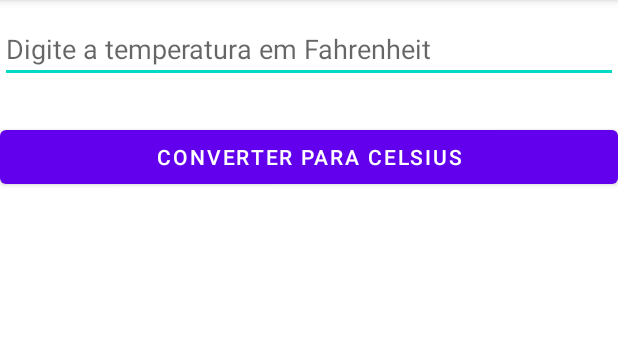
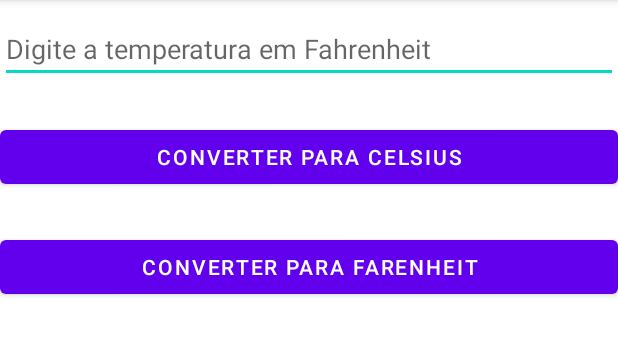
Before and after one commit to Scattered8Dream/teste, an Android app: the screen it shows after launch (MainActivity), after a tap on "CONVERTER PARA CELSIUS", on a phone screen of 412 x 824 dp, the part 84-439 px from its top. Run offline under Robolectric (Android 15) with nearby library versions, the phone set to English and light mode, and no system bars.

Commit message:
versão 2

```diff
--- /dev/null
+++ b/app/src/main/java/br/edu/ifsp/app2_conversortemperatura/FarenStrategy.java
@@ -0,0 +1,16 @@
+package br.edu.ifsp.app2_conversortemperatura;
+
+public class FarenStrategy implements ConversorTemperatura {
+    private static final FarenStrategy farenStrategy = new FarenStrategy();
+
+    public static FarenStrategy getInstance(){
+        return farenStrategy;
+    }
+
+    @Override
+    public Double getConversion(Double temp) {
+        Double value;
+        value = (1.8*temp)+32;
+        return value;
+    }
+}
--- a/app/src/main/java/br/edu/ifsp/app2_conversortemperatura/MainActivity.java
+++ b/app/src/main/java/br/edu/ifsp/app2_conversortemperatura/MainActivity.java
@@ -9,15 +9,17 @@ import android.widget.EditText;
 import android.widget.TextView;
 import android.widget.Toast;
 import br.edu.ifsp.app2_conversortemperatura.CelsiusStrategy;
+import br.edu.ifsp.app2_conversortemperatura.FarenStrategy;
 
 public class MainActivity extends AppCompatActivity implements View.OnClickListener {
 
     private EditText edtFarenheit;
-    private Button btnConverter;
+    private Button btnConverterCelsius;
+    private Button btnConverterFaren;
     private TextView viewResult;
 
     private CelsiusStrategy celsiusStrategy = CelsiusStrategy.getInstance();
-
+    private FarenStrategy farenStrategy = FarenStrategy.getInstance();
 
     @Override
     protected void onCreate(Bundle savedInstanceState) {
@@ -25,20 +27,22 @@ public class MainActivity extends AppCompatActivity implements View.OnClickListe
         setContentView(R.layout.activity_main);
 
         EditText edtFarenheit = findViewById(R.id.edt_farenheit);
-        Button btnConverter = findViewById(R.id.btn_converte);
+        Button btnConverterCelsius = findViewById(R.id.btn_converte_celsius);
+        Button btnConverterFaren = findViewById(R.id.btn_converte_faren);
         TextView viewResult = findViewById(R.id.viewResult);
 
-        btnConverter.setOnClickListener(this);
+        btnConverterCelsius.setOnClickListener(this);
+        btnConverterFaren.setOnClickListener(this);
 
     }
 
     @Override
     public void onClick(View view){
-
-        Double result;
-        if (view == btnConverter) {
-            Toast.makeText(this, "Clicou", Toast.LENGTH_SHORT).show();
+        if (view == btnConverterCelsius) {
             conversionCelsius();
+        }
+        else if(view == btnConverterFaren){
+            conversionFaren();
         }
     }
 
@@ -59,11 +63,14 @@ public class MainActivity extends AppCompatActivity implements View.OnClickListe
         return value;
     }
 
-    private void conversionCelsius() {
+    private void conversionCelsius(){
         double value = celsiusStrategy.getConversion(getValue());
-        Toast.makeText(this, "Converteu", Toast.LENGTH_SHORT).show();
         viewResult.setText(String.format("%.2f °C", value));
-        //showText(value);
+    }
+
+    private void conversionFaren(){
+        double value = farenStrategy.getConversion(getValue());
+        viewResult.setText(String.format("%.2f °C", value));
     }
 
     void showText(Double value){
--- a/app/src/main/res/layout/activity_main.xml
+++ b/app/src/main/res/layout/activity_main.xml
@@ -15,12 +15,19 @@
         android:id="@+id/edt_farenheit"
         android:inputType="numberDecimal"/>
 
-    <Button
-        android:layout_height="wrap_content"
-        android:layout_width="match_parent"
-        android:id="@+id/btn_converte"
-        android:text="@string/btn_converte"
-        android:layout_marginTop="25dp"/>
+        <Button
+            android:layout_height="wrap_content"
+            android:layout_width="match_parent"
+            android:id="@+id/btn_converte_celsius"
+            android:text="@string/btn_converte_celsius"
+            android:layout_marginTop="25dp"/>
+
+        <Button
+            android:layout_height="wrap_content"
+            android:layout_width="match_parent"
+            android:id="@+id/btn_converte_faren"
+            android:text="@string/btn_converte_faren"
+            android:layout_marginTop="25dp"/>
 
     <TextView
         android:layout_width="match_parent"
--- a/app/src/main/res/values/strings.xml
+++ b/app/src/main/res/values/strings.xml
@@ -1,5 +1,6 @@
 <resources>
     <string name="app_name">App2_ConversorTemperatura</string>
     <string name="str_dica_celsius">Digite a temperatura em Fahrenheit</string>
-    <string name="btn_converte">Converter para Celsius</string>
+    <string name="btn_converte_celsius">Converter para Celsius</string>
+    <string name="btn_converte_faren">Converter para Farenheit</string>
 </resources>
```
